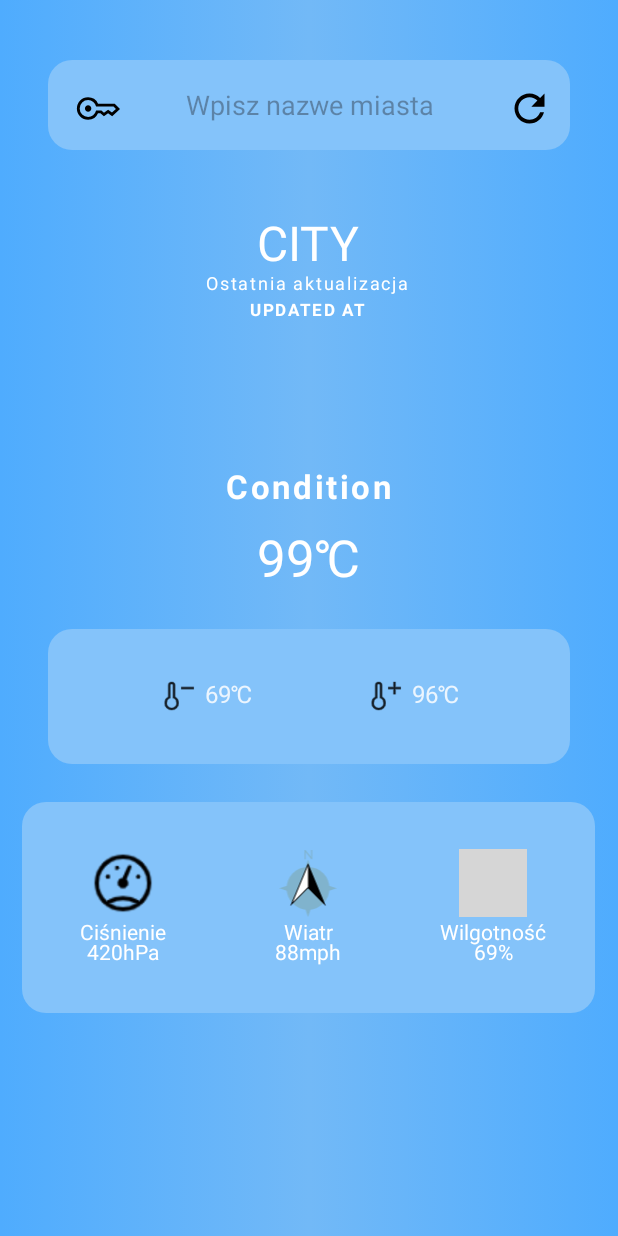
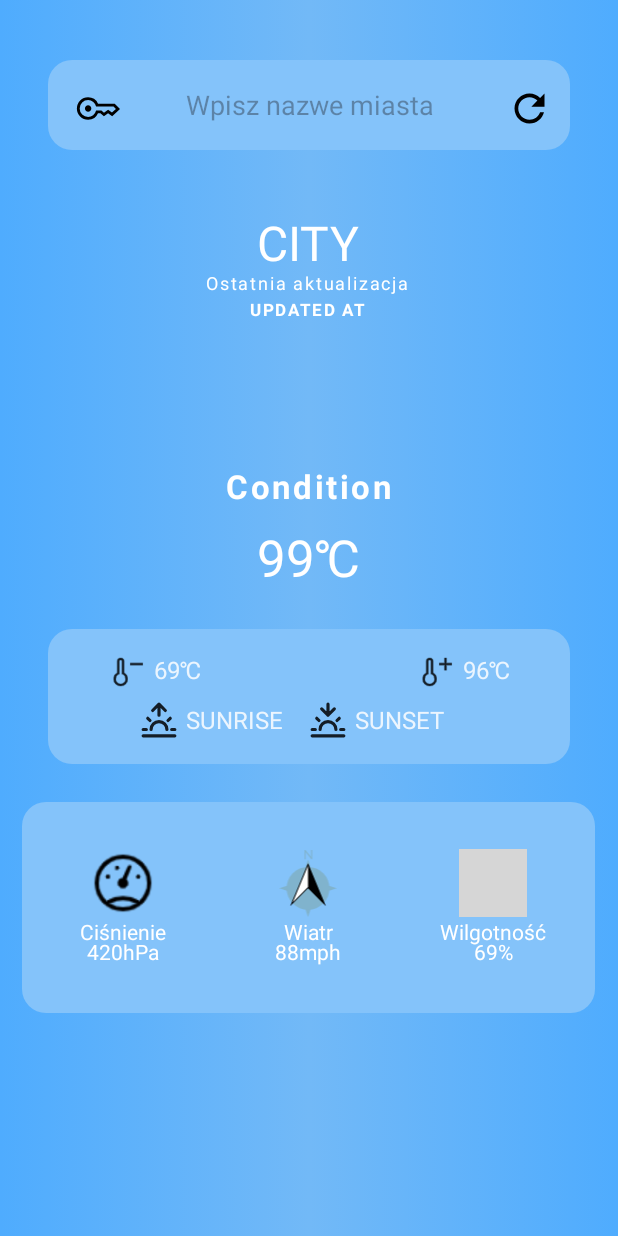
Before and after one commit to msprw/android_weather_app, an Android app: the layout activity_main.xml on its own in the app's theme, with its tools: preview values and no code run, on a phone screen of 412 x 824 dp. Run offline under Robolectric (Android 15) with nearby library versions, the phone set to English and light mode, and no system bars; grey boxes are pictures that could not be loaded.

Commit message:
Added sunrise and sunset

```diff
--- a/app/src/main/java/com/example/android_weather_app/MainActivity.java
+++ b/app/src/main/java/com/example/android_weather_app/MainActivity.java
@@ -46,6 +46,8 @@ public class MainActivity extends AppCompatActivity {
     private TextView wind_static;
     private TextView humidity_static;
     private TextView updated_at_static;
+    private TextView sunrise_txt;
+    private TextView sunset_txt;
     private ImageView condition_img;
     private ImageView pressure_img;
     private ImageView wind_img;
@@ -178,6 +180,8 @@ public class MainActivity extends AppCompatActivity {
         condition_txt.setText(currentWeather.getDesc().substring(0,1).toUpperCase()+ currentWeather.getDesc().substring(1));
         updated_at_txt.setText(updated_at);
         wind_img.setRotation(Math.round(currentWeather.getWind_direction()));
+        sunrise_txt.setText(new SimpleDateFormat("hh:mm a", Locale.getDefault()).format(new Date(currentWeather.getSunrise() * 1000)));
+        sunset_txt.setText(new SimpleDateFormat("hh:mm a", Locale.getDefault()).format(new Date(currentWeather.getSunset() * 1000)));
         Picasso.with(this).load(OWM.getIcon_link()).into(condition_img);
     }
 
@@ -205,6 +209,8 @@ public class MainActivity extends AppCompatActivity {
         wind_static = findViewById(R.id.id_wind_static);
         humidity_static = findViewById(R.id.id_humidity_static);
         updated_at_static = findViewById(R.id.id_updated_at_static);
+        sunrise_txt = findViewById(R.id.id_sunrise_txt);
+        sunset_txt = findViewById(R.id.id_sunset_txt);
     }
     private void SwitchUIVisibility(boolean state){
         if(!state) {
--- a/app/src/main/res/layout/activity_main.xml
+++ b/app/src/main/res/layout/activity_main.xml
@@ -189,7 +189,7 @@
             android:layout_height="90dp">
 
             <LinearLayout
-                android:layout_width="232dp"
+                android:layout_width="300dp"
                 android:layout_height="25dp"
                 android:layout_marginTop="0dp"
                 android:alpha=".85"
@@ -243,6 +243,49 @@
                         android:textColor="@color/white"
                         android:textSize="16sp" />
                 </LinearLayout>
+            </LinearLayout>
+
+            <LinearLayout
+                android:layout_width="300dp"
+                android:layout_height="25dp"
+                android:layout_marginTop="32dp"
+                android:alpha=".85"
+                android:gravity="center"
+                android:paddingHorizontal="16dp"
+                android:weightSum="2">
+
+                <ImageView
+                    android:id="@+id/ic_sunrise_icon"
+                    android:layout_width="25dp"
+                    android:layout_height="25dp"
+                    android:src="@drawable/sunrise_icon" />
+
+                <TextView
+                    android:id="@+id/id_sunrise_txt"
+                    android:layout_width="82dp"
+                    android:layout_height="wrap_content"
+                    android:layout_marginStart="5dp"
+                    android:text="sunrise"
+                    android:textAllCaps="true"
+                    android:textColor="@color/white"
+                    android:textSize="16sp" />
+
+                <ImageView
+                    android:id="@+id/ic_sunset_icon"
+                    android:layout_width="25dp"
+                    android:layout_height="25dp"
+                    android:src="@drawable/sunset_icon" />
+
+                <TextView
+                    android:id="@+id/id_sunset_txt"
+                    android:layout_width="82dp"
+                    android:layout_height="wrap_content"
+                    android:layout_marginStart="5dp"
+                    android:text="sunset"
+                    android:textAllCaps="true"
+                    android:textColor="@color/white"
+                    android:textSize="16sp" />
+
             </LinearLayout>
 
         </RelativeLayout>
@@ -354,4 +397,5 @@
         </LinearLayout>
     </LinearLayout>
 
+
 </LinearLayout>
```
Also changed, not shown: app/src/main/res/layout/day_layout.xml (+12 -12 lines), app/src/main/res/layout/forecast_layout.xml (deleted, +0 -50 lines).
